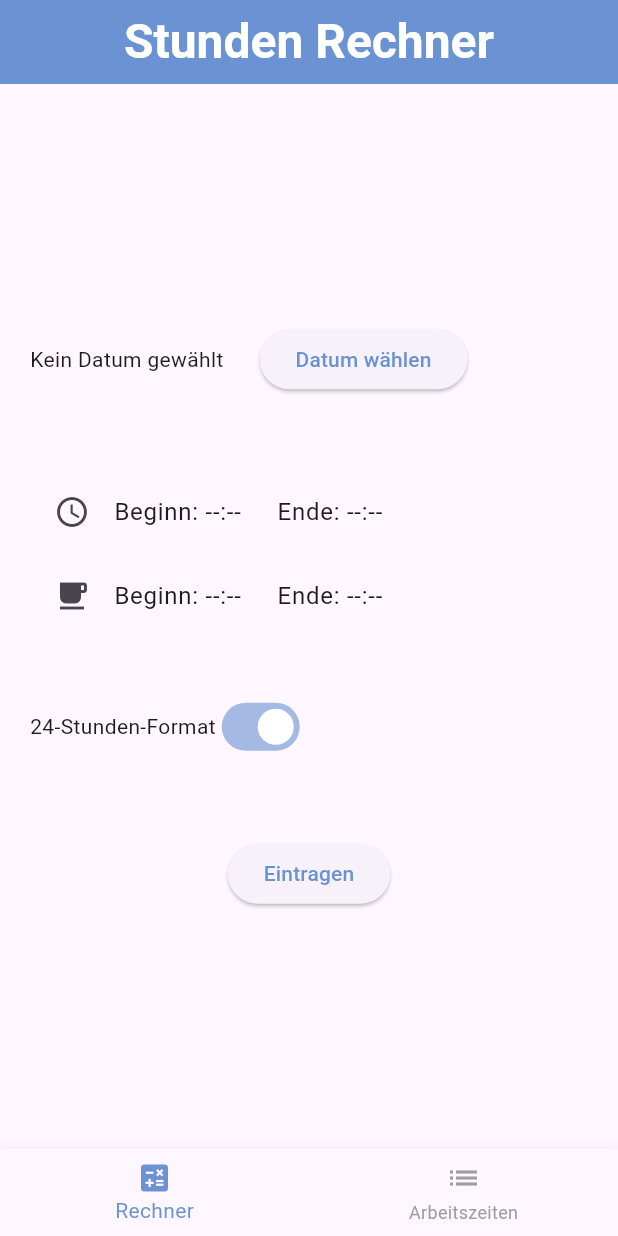
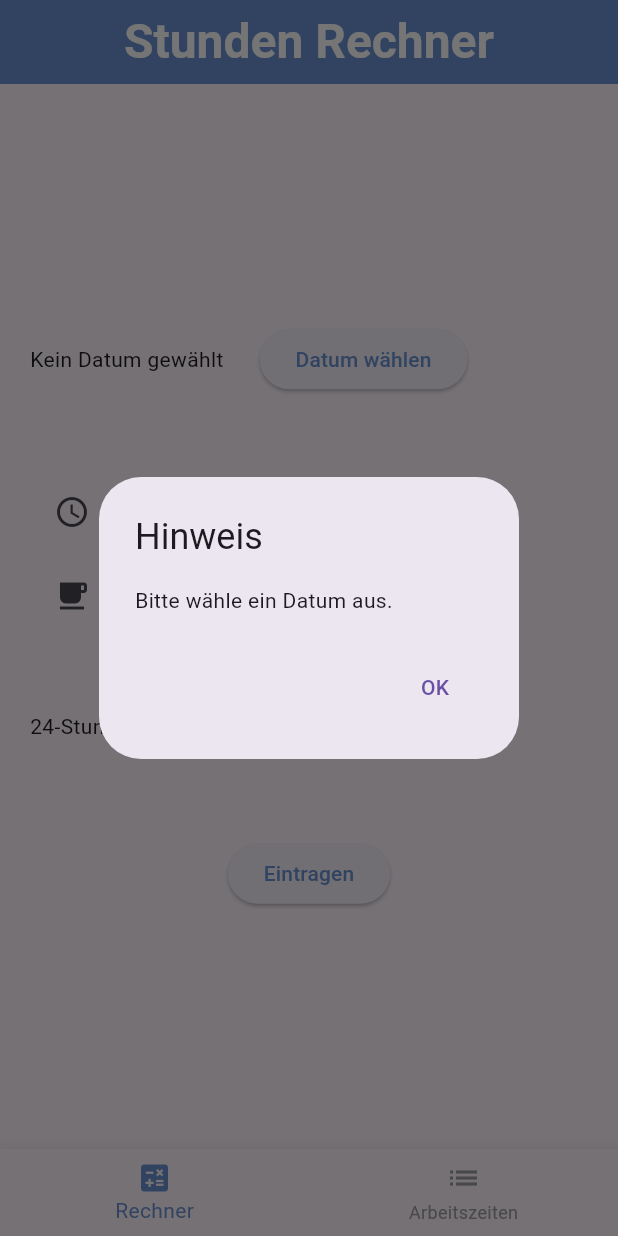
Before and after one commit to MarcusBecker6123/stundenrechner, a Flutter app: the screen it shows after launch, after a tap on "Eintragen", on a phone screen of 412 x 824 dp. Run offline on Flutter 3.47's test engine with Material 3 defaults, Android fonts, the phone set to English and light mode, and no system bars; our stand-ins replace sqflite; accounts and stored records are empty.

Commit message:
Error handling for negative differences in Stunden, Error handling for not choosing a date

```diff
--- a/lib/pages/stunden_rechner.dart
+++ b/lib/pages/stunden_rechner.dart
@@ -264,10 +264,24 @@ class _StundenRechnerFormState extends State<StundenRechnerForm> {
               const SizedBox(height: 50),
               ElevatedButton(
                 onPressed: () async {
-                  if (_startTime == null ||
-                      _endTime == null ||
-                      _selectedDate == null)
+                  if (_selectedDate == null) {
+                    showDialog(
+                      context: context,
+                      builder: (context) => AlertDialog(
+                        title: Text('Hinweis'),
+                        content: Text('Bitte wähle ein Datum aus.'),
+                        actions: [
+                          TextButton(
+                            onPressed: () => Navigator.of(context).pop(),
+                            child: Text('OK'),
+                          ),
+                        ],
+                      ),
+                    );
                     return;
+                  }
+                  if (_startTime == null || _endTime == null) return;
+
                   final start = _timeOfDayToDouble(_startTime!);
                   final end = _timeOfDayToDouble(_endTime!);
 
@@ -280,6 +294,25 @@ class _StundenRechnerFormState extends State<StundenRechnerForm> {
                   }
 
                   final differenz = (end - start) - breakDuration;
+
+                  // NEW: Error handling for invalid differenz
+                  if (differenz <= 0) {
+                    showDialog(
+                      context: context,
+                      builder: (context) => AlertDialog(
+                        title: Text('Fehler'),
+                        content: Text('Keine gültige Eingabe.'),
+                        actions: [
+                          TextButton(
+                            onPressed: () => Navigator.of(context).pop(),
+                            child: Text('OK'),
+                          ),
+                        ],
+                      ),
+                    );
+                    return;
+                  }
+
                   final dateString =
                       '${_selectedDate!.day.toString().padLeft(2, '0')}.${_selectedDate!.month.toString().padLeft(2, '0')}.${_selectedDate!.year}';
 
@@ -287,8 +320,8 @@ class _StundenRechnerFormState extends State<StundenRechnerForm> {
                     dateString,
                     start,
                     end,
-                    breakDuration, // <-- break time
-                    differenz, // <-- working time
+                    breakDuration,
+                    differenz,
                   );
                   print('Stunden Differenz: $differenz');
                 },
```
